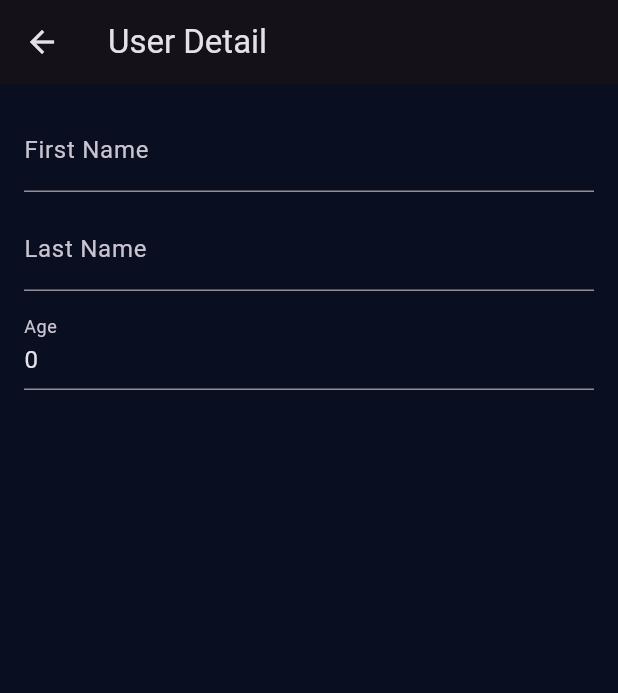
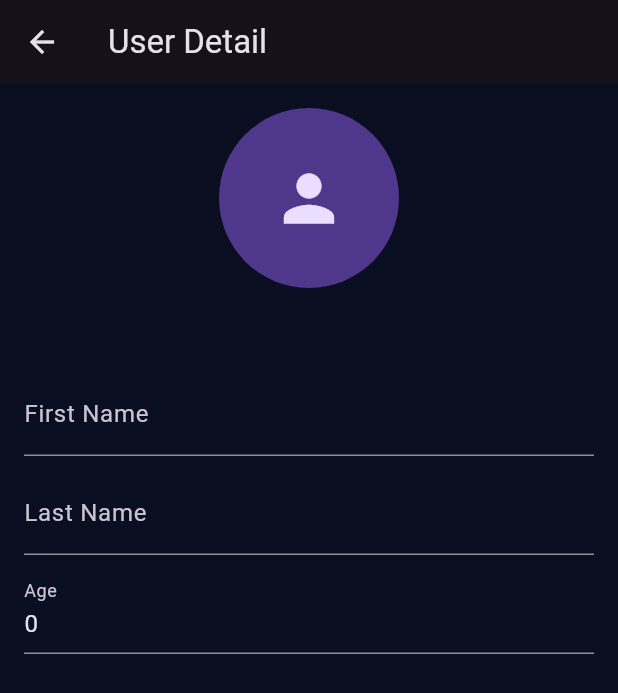
Before and after one commit to Beykn/GuardEye, a Flutter app: the UserPage screen opened directly with empty values, after a tap on "Details", on a phone screen of 412 x 824 dp. Shown: the top 693 px of the screen. Run offline on Flutter 3.47's test engine with Material 3 defaults, Android fonts, the light colour scheme and no system bars; our stand-ins replace camera, cloud_firestore, firebase_auth, firebase_core, firebase_storage, font_awesome_flutter and 3 more; missing offline and left inert: tflite_flutter; accounts and stored records are empty.

Commit message:
[UPD] remove unused model files, add username to user details, and improve user page layout for better mobile experience

```diff
--- a/graduation/lib/driver_screens/userPage.dart
+++ b/graduation/lib/driver_screens/userPage.dart
@@ -69,37 +69,58 @@ class _UserPageState extends State<UserPage> {
   }
 
   Widget _buildProfileCard(Driver user) {
+    final screenWidth = MediaQuery.of(context).size.width;
+
     return Container(
-      padding: const EdgeInsets.all(50),
-      width: 700,
+      padding: const EdgeInsets.all(30),
+      width: screenWidth > 700 ? 700 : screenWidth * 0.9, // Responsive width
       decoration: BoxDecoration(
         color: Colors.grey.shade800,
         borderRadius: BorderRadius.circular(16),
         boxShadow: const [BoxShadow(color: Colors.black38, blurRadius: 8)],
       ),
-
-      child: Row(
+      child: LayoutBuilder(
+        builder: (context, constraints) {
+          final isSmallScreen = constraints.maxWidth < 500;
+          return isSmallScreen
+              ? Column(
+                  crossAxisAlignment: CrossAxisAlignment.center,
+                  children: [
+                    _buildAvatar(user),
+                    const SizedBox(height: 20),
+                    _buildUserInfo(user, isSmallScreen),
+                  ],
+                )
+              : Row(
                   crossAxisAlignment: CrossAxisAlignment.start,
                   children: [
-          //Avatar sol taraf
-          CircleAvatar(
-            radius: 70,
+                    _buildAvatar(user),
+                    const SizedBox(width: 20),
+                    Expanded(child: _buildUserInfo(user, isSmallScreen)),
+                  ],
+                );
+        },
+      ),
+    );
+  }
+
+  Widget _buildAvatar(Driver user) {
+    return CircleAvatar(
+      radius: 60,
       backgroundColor: Colors.white12,
       backgroundImage: user.image.isNotEmpty
-                ? MemoryImage(
-                    base64Decode(user.image),
-                  )
+          ? MemoryImage(base64Decode(user.image))
           : null,
       child: user.image.isEmpty
-                ? const Icon(Icons.person, color: Colors.white, size: 70)
+          ? const Icon(Icons.person, color: Colors.white, size: 60)
           : null,
-          ),
-          const SizedBox(width: 20),
+    );
+  }
 
-          // Sağda bilgiler + buton
-          Expanded(
-            child: Column(
-              crossAxisAlignment: CrossAxisAlignment.start,
+  Widget _buildUserInfo(Driver user, bool isSmallScreen) {
+    return Column(
+      crossAxisAlignment:
+          isSmallScreen ? CrossAxisAlignment.center : CrossAxisAlignment.start,
       children: [
         Text(
           "${user.firstName} ${user.lastName}",
@@ -115,9 +136,8 @@ class _UserPageState extends State<UserPage> {
           style: const TextStyle(color: Colors.white70, fontSize: 16),
         ),
         const SizedBox(height: 16),
-
         Align(
-                  alignment: Alignment.bottomRight,
+          alignment: isSmallScreen ? Alignment.center : Alignment.bottomRight,
           child: OutlinedButton.icon(
             onPressed: () async {
               final result = await Navigator.push(
@@ -136,7 +156,8 @@ class _UserPageState extends State<UserPage> {
               style: TextStyle(
                 color: Colors.white,
                 fontSize: 16,
-                          fontWeight: FontWeight.w500),
+                fontWeight: FontWeight.w500,
+              ),
             ),
             style: OutlinedButton.styleFrom(
               side: const BorderSide(color: Colors.white60),
@@ -145,10 +166,6 @@ class _UserPageState extends State<UserPage> {
           ),
         ),
       ],
-            ),
-          ),
-        ],
-      ),
     );
   }
 
--- a/graduation/lib/models/userInfo.dart
+++ b/graduation/lib/models/userInfo.dart
@@ -7,6 +7,7 @@ class Driver {
   final String UID;
   final String image;
   final List<Map<String, dynamic>> trips;
+  final String username;
 
   Driver({
     required this.firstName,
@@ -16,6 +17,7 @@ class Driver {
     required this.UID,
     required this.trips,
     required this.image,
+    required this.username,
   });
 
   // Map Firestore document to User object
@@ -28,6 +30,7 @@ class Driver {
       UID: firestoreData['id'] ?? '',
       trips: List<Map<String, dynamic>>.from(firestoreData['trips'] ?? []),
       image: firestoreData['imageBase64'] ?? '',
+      username: firestoreData['username'] ?? '',
     );
   }
 
--- a/graduation/lib/services/admin_database_service.dart
+++ b/graduation/lib/services/admin_database_service.dart
@@ -21,6 +21,7 @@ class AdminDatabaseService {
           trips: [],
           UID: doc.id,
           image: data['imageBase64'] ?? '',
+          username: data['email'] ?? '',
         );
       }).toList();
     } catch (e) {
@@ -143,6 +144,7 @@ class AdminDatabaseService {
           UID: snapshot.id,
           trips: [],
           image: data['imageBase64'] ?? '',
+          username: data['email'] ?? '',
         );
       } else {
         return null;
@@ -170,6 +172,7 @@ class AdminDatabaseService {
           UID: snapshot.id,
           trips: trips,
           image: data['imageBase64'] ?? '',
+          username: data['email'] ?? '',
         );
       } else {
         return null;
--- a/graduation/lib/services/database.dart
+++ b/graduation/lib/services/database.dart
@@ -131,6 +131,7 @@ class UserDatabaseService {
           UID: snapshot.id,
           trips: [],
           image: data['imageBase64'] ?? '',
+          username: data['email'] ?? '',
         );
       } else {
         return null;
--- a/graduation/lib/userDetail.dart
+++ b/graduation/lib/userDetail.dart
@@ -1,3 +1,5 @@
+import 'dart:convert';
+
 import 'package:flutter/material.dart';
 import 'package:firebase_auth/firebase_auth.dart';
 import 'package:graduation/models/userInfo.dart';
@@ -100,6 +102,33 @@ class _UserDetailState extends State<UserDetail> {
           key: _formKey,
           child: ListView(
   children: [
+    // Profile image
+    if (userInfo.image != null && userInfo.image!.isNotEmpty)
+      Center(
+        child: CircleAvatar(
+          radius: 60,
+          backgroundImage: MemoryImage(base64Decode(userInfo.image!)),
+        ),
+      )
+    else
+      Center(
+        child: CircleAvatar(
+          radius: 60,
+          child: Icon(Icons.person, size: 50),
+        ),
+      ),
+    const SizedBox(height: 10),
+
+    // Username
+    Center(
+      child: Text(
+        userInfo.username ?? 'No username',
+        style: const TextStyle(fontSize: 18, fontWeight: FontWeight.bold),
+      ),
+    ),
+    const SizedBox(height: 20),
+
+    // First name field
     TextFormField(
       controller: _firstNameController,
       decoration: const InputDecoration(labelText: "First Name"),
@@ -107,6 +136,8 @@ class _UserDetailState extends State<UserDetail> {
       validator: (value) => value!.isEmpty ? "Required" : null,
     ),
     const SizedBox(height: 10),
+
+    // Last name field
     TextFormField(
       controller: _lastNameController,
       decoration: const InputDecoration(labelText: "Last Name"),
@@ -114,6 +145,8 @@ class _UserDetailState extends State<UserDetail> {
       validator: (value) => value!.isEmpty ? "Required" : null,
     ),
     const SizedBox(height: 10),
+
+    // Age field
     TextFormField(
       controller: _ageController,
       decoration: const InputDecoration(labelText: "Age"),
@@ -123,6 +156,8 @@ class _UserDetailState extends State<UserDetail> {
           (value == null || int.tryParse(value) == null) ? "Enter valid age" : null,
     ),
     const SizedBox(height: 20),
+
+    // Save button
     if (_isEditable)
       ElevatedButton(
         onPressed: _saveUserData,
@@ -130,6 +165,7 @@ class _UserDetailState extends State<UserDetail> {
       ),
   ],
 ),
+
         ),
       ),
     );
--- a/graduation/pubspec.yaml
+++ b/graduation/pubspec.yaml
@@ -73,9 +73,6 @@ flutter:
 
   # To add assets to your application, add an assets section, like this:
   assets:
-    - assets/3cls_640_ssd.tflite
-    - assets/2cls_640_ssd.tflite
-    - assets/ssd_3cls_aug.tflite
     - assets/ssd_all_data.tflite
 
   # An image asset can refer to one or more resolution-specific "variants", see
--- a/updates.txt
+++ b/updates.txt
@@ -1 +1,3 @@
-added image to add driver page and user page
+removed unused models
+add image and username to user details page
+changed user block in user page(it was too big for phones with small screens)
```
Lines whose indentation alone changed are shown as unchanged.
